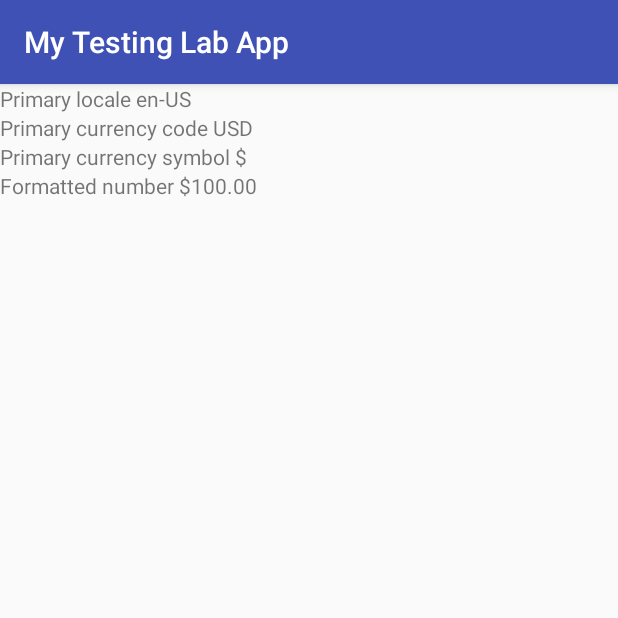
After one commit to DevPicon/test-android-lab-app, an Android app: the CurrencyActivity screen opened directly, with no data from a screen before it, on a phone screen of 412 x 824 dp, the top half of it. The commit adds this screen. Run offline under Robolectric (Android 15) with nearby library versions, the phone set to English and light mode, and no system bars; pictures from the network do not load.

Commit message:
currency

```diff
--- a/app/src/main/AndroidManifest.xml
+++ b/app/src/main/AndroidManifest.xml
@@ -45,7 +45,9 @@
         <activity
             android:name=".doubleinstance.FifthActivity"
             android:launchMode="singleTask" />
-        <activity android:name=".doubleinstance.SingleResultActivity"></activity>
+        <activity android:name=".doubleinstance.SingleResultActivity" />
+        <activity android:name=".architecturecomponents.ArcCompActivity" />
+        <activity android:name=".currencies.CurrencyActivity"></activity>
     </application>
 
 </manifest>
--- a/app/src/main/java/pe/devpicon/android/mytestinglabapp/MainActivity.java
+++ b/app/src/main/java/pe/devpicon/android/mytestinglabapp/MainActivity.java
@@ -7,6 +7,7 @@ import android.support.v7.app.AppCompatActivity;
 import android.view.View;
 
 import pe.devpicon.android.mytestinglabapp.charts.ChartActivity;
+import pe.devpicon.android.mytestinglabapp.currencies.CurrencyActivity;
 import pe.devpicon.android.mytestinglabapp.doubleinstance.InitialActivity;
 import pe.devpicon.android.mytestinglabapp.imagespicasso.ImagePicassoActivity;
 import pe.devpicon.android.mytestinglabapp.restorestate.RestoreStateActivity;
@@ -39,4 +40,8 @@ public class MainActivity extends AppCompatActivity {
     public void toOpenActivities(View view) {
         startActivity(new Intent(this, InitialActivity.class));
     }
+
+    public void toCurrencies(View view) {
+        startActivity(new Intent(this, CurrencyActivity.class));
+    }
 }
--- /dev/null
+++ b/app/src/main/java/pe/devpicon/android/mytestinglabapp/currencies/CurrencyActivity.kt
@@ -0,0 +1,96 @@
+package pe.devpicon.android.mytestinglabapp.currencies
+
+import android.icu.util.Currency
+import android.os.Build
+import android.os.Bundle
+import android.support.v7.app.AppCompatActivity
+import android.util.Log
+import kotlinx.android.synthetic.main.activity_currency.*
+import pe.devpicon.android.mytestinglabapp.R
+import java.text.DecimalFormat
+import java.text.DecimalFormatSymbols
+import java.text.NumberFormat
+import java.util.*
+
+class CurrencyActivity : AppCompatActivity() {
+
+    val TAG = this@CurrencyActivity::class.java.simpleName
+
+    override fun onCreate(savedInstanceState: Bundle?) {
+        super.onCreate(savedInstanceState)
+        setContentView(R.layout.activity_currency)
+
+        if (Build.VERSION.SDK_INT >= Build.VERSION_CODES.N) {
+            val locales = resources.configuration.locales
+
+            tv_current_locale.text = getString(R.string.label_current_primary_locale, locales[0].toLanguageTag())
+            val currency = android.icu.util.Currency.getInstance(locales[0])
+            tv_current_currency_code.text = getString(R.string.label_current_primary_currency, currency.currencyCode)
+            tv_current_currency_symbol.text = getString(R.string.label_current_primary_currency_symbol, currency.symbol)
+            tv_formatted_number.text = getString(R.string.label_formatted_number, NumberFormat.getCurrencyInstance(locales[0]).format(100.00))
+        } else {
+            val locale = resources.configuration.locale
+            tv_current_locale.text = getString(R.string.label_current_primary_locale, locale.toString())
+            val currency = java.util.Currency.getInstance(locale)
+            tv_current_currency_code.text = getString(R.string.label_current_primary_currency, currency.currencyCode)
+            tv_current_currency_symbol.text = getString(R.string.label_current_primary_currency_symbol, currency.symbol)
+            tv_formatted_number.text = getString(R.string.label_formatted_number, NumberFormat.getCurrencyInstance(locale).format(100.00))
+        }
+
+        execute()
+
+    }
+
+    fun execute() {
+
+        customFormat("###,###.###", 123456.789)
+        customFormat("###.##", 123456.789)
+        customFormat("000000.000", 123.78)
+        customFormat("$###,###.###", 12345.67)
+        customFormat("\u00a5###,###.###", 12345.67)
+
+        val currentLocale = Locale("en", "US")
+
+        val unusualSymbols = DecimalFormatSymbols(currentLocale)
+        unusualSymbols.decimalSeparator = '|'
+        unusualSymbols.groupingSeparator = '^'
+        val strange = "#,##0.###"
+        val weirdFormatter = DecimalFormat(strange, unusualSymbols)
+        weirdFormatter.groupingSize = 4
+        val bizarre = weirdFormatter.format(12345.678)
+        Log.d(TAG, bizarre)
+
+        val locales = arrayOf(Locale("en", "US"), Locale("de", "DE"), Locale("fr", "FR"), resources.configuration.locale)
+
+        for (i in locales.indices) {
+            localizedFormat("###,###.###", 123456.789, locales[i])
+        }
+    }
+
+
+    fun customFormat(pattern: String, value: Double) {
+        val myFormatter = DecimalFormat(pattern)
+        val output = myFormatter.format(value)
+        Log.d(TAG, value.toString() + "  " + pattern + "  " + output)
+    }
+
+    fun localizedFormat(pattern: String, value: Double,
+                        loc: Locale) {
+        val currency = java.util.Currency.getInstance("MXN")
+        val format = java.text.NumberFormat.getCurrencyInstance(loc)
+        format.currency = currency
+        val formattedOutput = format.format(value)
+        Log.d(TAG, currency.currencyCode + "  '" + formattedOutput + "'  " + loc.toString())
+
+
+
+
+        val nf = NumberFormat.getNumberInstance(loc)
+        val ci = NumberFormat.getCurrencyInstance(loc)
+        val df = ci as DecimalFormat
+        df.applyPattern(pattern)
+        val output = df.format(value)
+        Log.d(TAG, pattern + "  " + output + "  " + loc.toString())
+    }
+
+}
--- /dev/null
+++ b/app/src/main/res/layout/activity_currency.xml
@@ -0,0 +1,32 @@
+<?xml version="1.0" encoding="utf-8"?>
+<android.support.constraint.ConstraintLayout xmlns:android="http://schemas.android.com/apk/res/android"
+    xmlns:app="http://schemas.android.com/apk/res-auto"
+    xmlns:tools="http://schemas.android.com/tools"
+    android:layout_width="match_parent"
+    android:layout_height="match_parent"
+    tools:context=".currencies.CurrencyActivity">
+
+    <TextView
+        android:id="@+id/tv_current_locale"
+        android:layout_width="match_parent"
+        android:layout_height="wrap_content" />
+
+    <TextView
+        android:id="@+id/tv_current_currency_code"
+        android:layout_width="match_parent"
+        android:layout_height="wrap_content"
+        app:layout_constraintTop_toBottomOf="@id/tv_current_locale" />
+
+    <TextView
+        android:id="@+id/tv_current_currency_symbol"
+        android:layout_width="match_parent"
+        android:layout_height="wrap_content"
+        app:layout_constraintTop_toBottomOf="@id/tv_current_currency_code" />
+
+    <TextView
+        android:id="@+id/tv_formatted_number"
+        android:layout_width="match_parent"
+        android:layout_height="wrap_content"
+        app:layout_constraintTop_toBottomOf="@id/tv_current_currency_symbol" />
+
+</android.support.constraint.ConstraintLayout>
--- a/app/src/main/res/layout/activity_main.xml
+++ b/app/src/main/res/layout/activity_main.xml
@@ -39,5 +39,11 @@
         android:layout_width="match_parent"
         android:layout_height="wrap_content" />
 
+    <Button
+        android:onClick="toCurrencies"
+        android:text="@string/button_currencies"
+        android:layout_width="match_parent"
+        android:layout_height="wrap_content" />
+
 
 </LinearLayout>
--- a/app/src/main/res/values/strings.xml
+++ b/app/src/main/res/values/strings.xml
@@ -21,4 +21,9 @@
     <string name="checkbox_clear_top">FLAG_CLEAR_ON_TOP</string>
     <string name="button_open_fifth">Open E - SingleTask</string>
     <string name="button_open_single">Open Single</string>
+    <string name="button_currencies">Currency</string>
+    <string name="label_current_primary_locale">Primary locale %s</string>
+    <string name="label_current_primary_currency">Primary currency code %s</string>
+    <string name="label_current_primary_currency_symbol">Primary currency symbol %s</string>
+    <string name="label_formatted_number">Formatted number %s</string>
 </resources>
--- a/build.gradle
+++ b/build.gradle
@@ -2,6 +2,7 @@
 
 buildscript {
     ext.kotlin_version = '1.2.51'
+    ext.lifecycle_version = '1.1.1'
     repositories {
         google()
         jcenter()
@@ -28,6 +29,6 @@ task clean(type: Delete) {
 }
 
 ext {
-    supportLibVersion = "25.4.0"
+    supportLibVersion = "27.1.1"
     playServicesVersion = "9.6.1"
 }
```
Also changed, not shown: app/build.gradle (+7 -2 lines), app/src/main/java/Demo.kt (added, +48 -0 lines), app/src/main/java/pe/devpicon/android/mytestinglabapp/architecturecomponents/ArcCompActivity.kt (added, +20 -0 lines), app/src/main/java/pe/devpicon/android/mytestinglabapp/architecturecomponents/ui/arccomp/ArcCompFragment.kt (added, +30 -0 lines), app/src/main/java/pe/devpicon/android/mytestinglabapp/architecturecomponents/ui/arccomp/ArcCompViewModel.kt (added, +7 -0 lines), app/src/main/res/layout/arc_comp_activity.xml (added, +7 -0 lines), app/src/main/res/layout/arc_comp_fragment.xml (added, +20 -0 lines).
